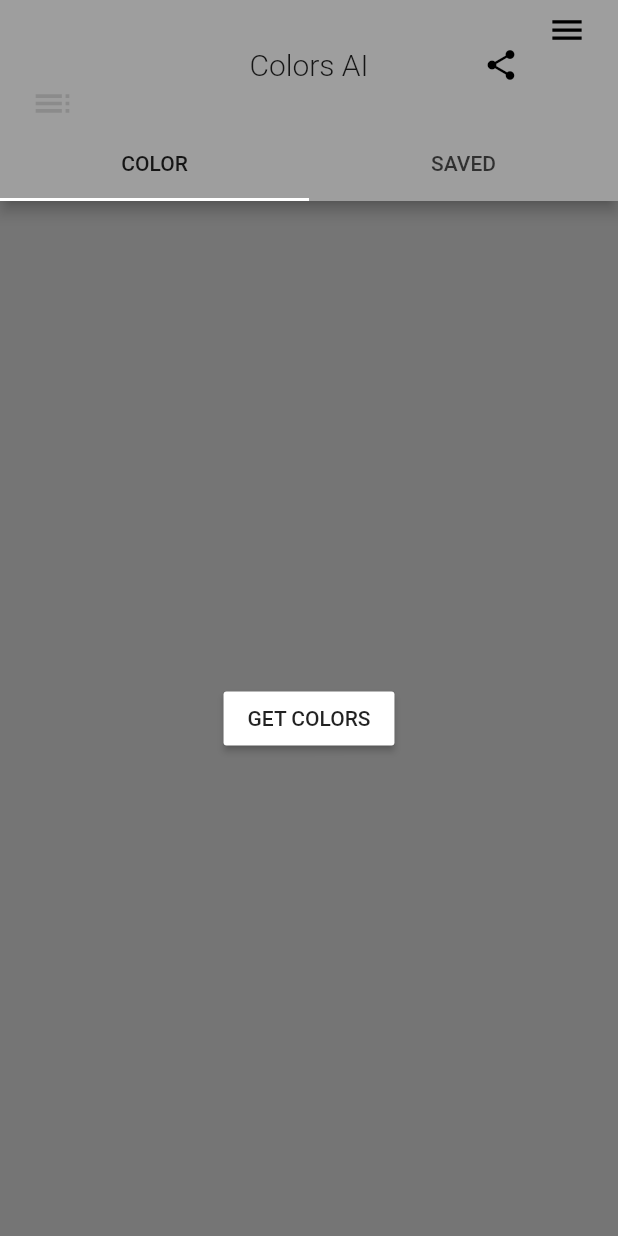
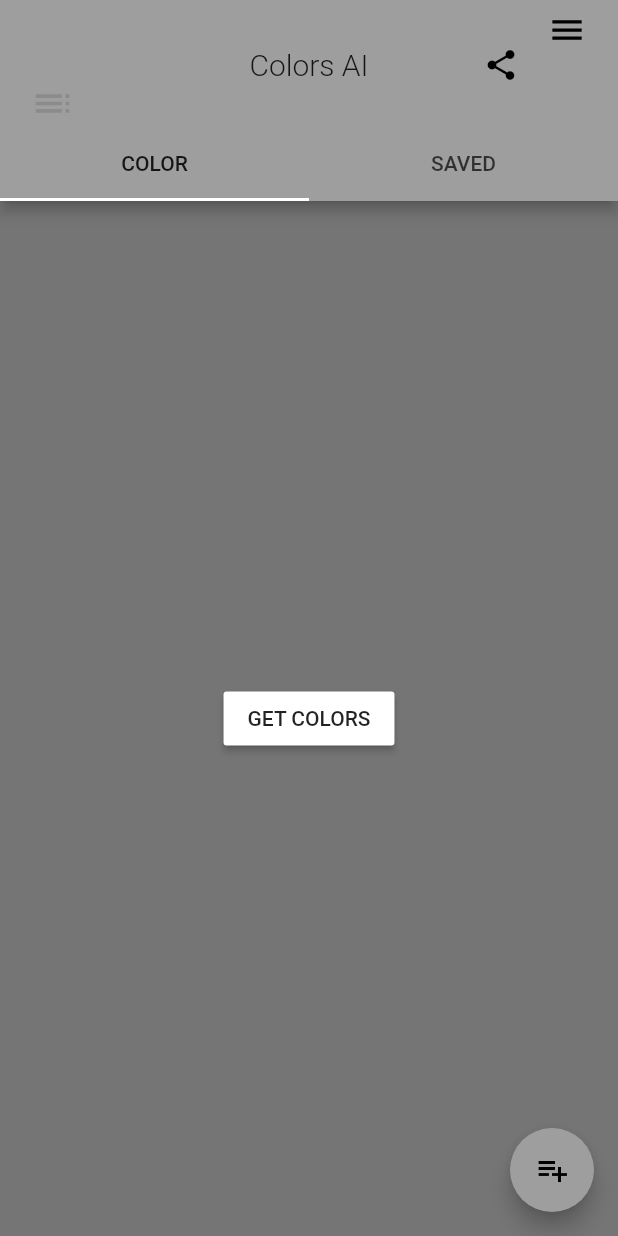
Before and after one commit to tsinis/colors_ai, a Flutter app: the screen it shows after launch, on a phone screen of 412 x 824 dp. Run offline on Flutter 3.47's test engine with Material 2 defaults, Android fonts, the phone set to English and light mode, and no system bars; our stand-ins replace bloc, flutter_bloc, flutter_colorpicker.

Commit message:
Added FAB

```diff
--- a/lib/ui/screens/navigation.dart
+++ b/lib/ui/screens/navigation.dart
@@ -1,5 +1,6 @@
 import 'dart:math' as math;
 
+import 'package:flutter/gestures.dart';
 import 'package:flutter/material.dart';
 import 'package:flutter_bloc/flutter_bloc.dart';
 
@@ -9,6 +10,7 @@ import '../../blocs/colors_locked/locked_event.dart';
 import '../../blocs/colors_saved/saved_bloc.dart';
 import '../../blocs/colors_saved/saved_event.dart';
 import '../../repositories/colors_repository.dart';
+import '../widgets/buttons/save_colors_fab.dart';
 import 'gen_colors_tab.dart';
 import 'saved_colors_tab.dart';
 
@@ -20,10 +22,11 @@ class NavigationScreen extends StatefulWidget {
 
 class _NavigationScreenState extends State<NavigationScreen> with TickerProviderStateMixin {
   late final TabController tabController;
-  late final AnimationController actionsController, leadingController;
+  late final AnimationController actionsController, leadingController, fabController;
+  late Animation<double> animation, fabAnimation;
   static const ColorsRepository colorsRepository = ColorsRepository();
 
-  late List<Widget> screens = <Widget>[
+  final List<Widget> screens = <Widget>[
     BlocProvider<LockedBloc>(
         create: (_) => LockedBloc(colorsRepository)..add(UnLockEvent()),
         child: const ColorsGenerator(appBarHeight: _appBarHeight)),
@@ -40,7 +43,8 @@ class _NavigationScreenState extends State<NavigationScreen> with TickerProvider
     super.initState();
     tabController = TabController(vsync: this, length: screens.length)..addListener(handleTabSelection);
     actionsController = AnimationController(vsync: this, duration: const Duration(milliseconds: 400));
-    leadingController = AnimationController(vsync: this, duration: const Duration(milliseconds: 600));
+    leadingController = AnimationController(vsync: this, duration: const Duration(milliseconds: 300));
+    fabAnimation = ReverseAnimation(CurvedAnimation(parent: leadingController, curve: Curves.easeInBack));
   }
 
   @override
@@ -51,14 +55,33 @@ class _NavigationScreenState extends State<NavigationScreen> with TickerProvider
     super.dispose();
   }
 
-  void handleTabSelection() => tabController.index == 0 ? leadingController.reverse() : leadingController.forward();
+  void handleTabSelection() => (tabController.index == 0) ? leadingController.reverse() : leadingController.forward();
+
+  bool handleScrollNotification(ScrollNotification notification) {
+    final ScrollMetrics metrics = notification.metrics;
+    final double scrollPosition = ((metrics.extentInside - metrics.extentAfter) / metrics.extentInside).clamp(0, 1);
+    (scrollPosition > 0.5) ? leadingController.forward() : leadingController.reverse();
+    return false;
+  }
 
   @override
   Widget build(BuildContext context) => Scaffold(
         backgroundColor: Colors.grey[600], //TODO Provide bg color in theme.
         body: BlocProvider<ColorsBloc>(
-            create: (_) => ColorsBloc(colorsRepository),
-            child: TabBarView(controller: tabController, children: screens)),
+          create: (_) => ColorsBloc(colorsRepository),
+          child: NotificationListener(
+            onNotification: handleScrollNotification,
+            child: TabBarView(
+                physics: const ClampingScrollPhysics(),
+                dragStartBehavior: DragStartBehavior.down,
+                controller: tabController,
+                children: screens),
+          ),
+        ),
+        floatingActionButton: FadeTransition(
+          opacity: fabAnimation,
+          child: const SaveColorsFAB(),
+        ),
         appBar: AppBar(
           toolbarHeight: _appBarHeight,
           centerTitle: true,
--- /dev/null
+++ b/lib/ui/widgets/buttons/save_colors_fab.dart
@@ -0,0 +1,11 @@
+import 'package:flutter/material.dart';
+
+class SaveColorsFAB extends StatelessWidget {
+  const SaveColorsFAB();
+
+  @override
+  Widget build(BuildContext context) => FloatingActionButton(
+        onPressed: () {},
+        child: const Icon(Icons.playlist_add),
+      );
+}
--- a/lib/ui/widgets/colors_list.dart
+++ b/lib/ui/widgets/colors_list.dart
@@ -51,6 +51,8 @@ class _ColorsListState extends State<ColorsList> {
           },
           child: RefreshableReorderableListView(
             physics: const AlwaysScrollableScrollPhysics(),
+            onDragStart: () => print('starting drag'),
+            onDragEnd: () => print('ending drag'),
             onReorder: (int oldIndex, int newIndex) =>
                 BlocProvider.of<ColorsBloc>(context).add(ColorsReorderEvent(oldIndex: oldIndex, newIndex: newIndex)),
             children: List.generate(lenght, (int index) {
```
Also changed, not shown: lib/repositories/colors_repository.dart (+9 -0 lines), lib/ui/widgets/refrashable_reordable.dart (+15 -0 lines).
